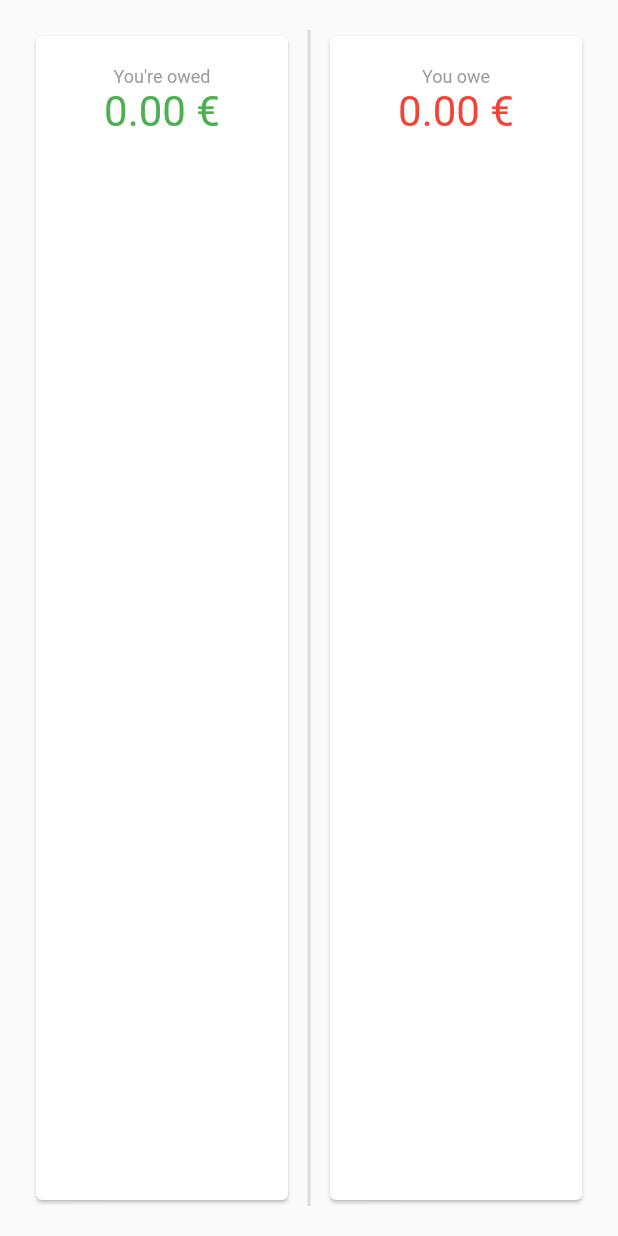
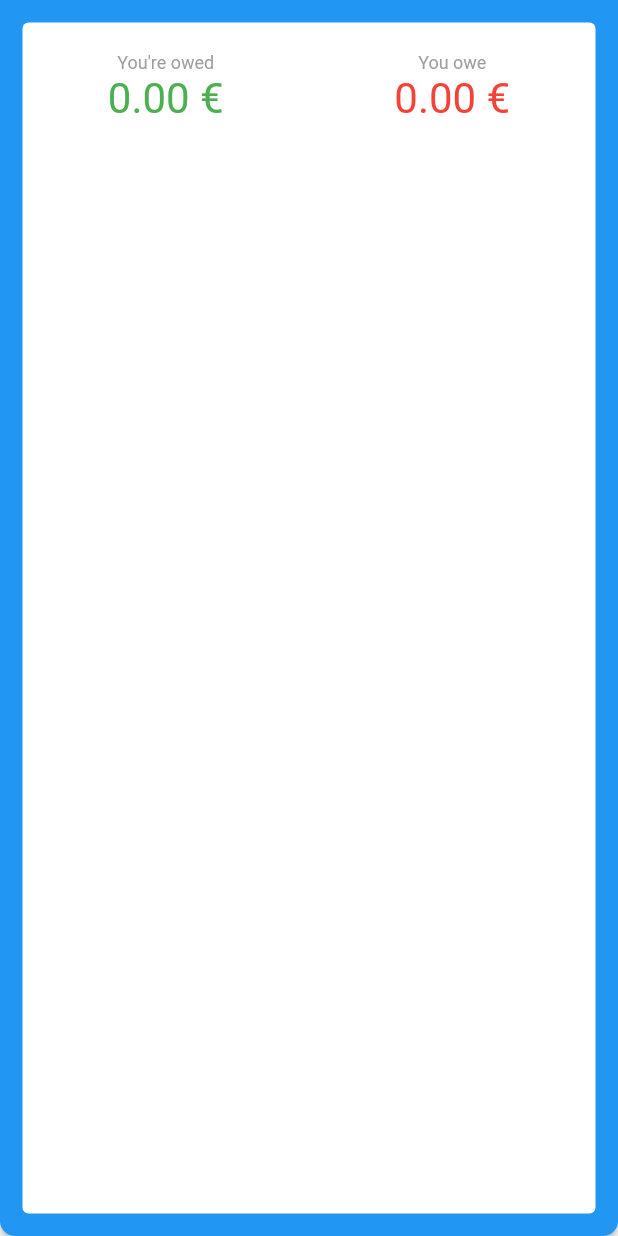
Before and after one commit to jakobkordez/wmm-reborn-flutter, a Flutter app: the CurrentStats widget shown alone on an empty page, opened directly with empty values, on a phone screen of 412 x 824 dp. Run offline on Flutter 3.47's test engine with Material 2 defaults, Android fonts, the phone set to English and light mode, and no system bars; our stand-ins replace equatable, flutter_secure_storage; missing offline and left inert: cubit, flutter_cubit; accounts and stored records are empty.

```diff
--- /dev/null
+++ b/lib/pages/create_loan/cubit/create_loan_state.dart
@@ -0,0 +1,6 @@
+part of 'create_loan_cubit.dart';
+
+@immutable
+abstract class CreateLoanState {}
+
+class CreateLoanInitial extends CreateLoanState {}
--- a/lib/pages/home/current_stats.dart
+++ b/lib/pages/home/current_stats.dart
@@ -10,19 +10,26 @@ class CurrentStats extends StatelessWidget {
 
   @override
   Widget build(BuildContext context) {
-    return Container(
-      child: Padding(
-        padding: EdgeInsets.all(20),
+    return Card(
+      margin: EdgeInsets.all(0),
+      shape: RoundedRectangleBorder(
+        borderRadius: BorderRadius.only(
+          bottomLeft: Radius.circular(10),
+          bottomRight: Radius.circular(10),
+        ),
+      ),
+      elevation: 2,
+      color: Theme.of(context).primaryColor,
+      child: Card(
+        elevation: 0,
+        margin: EdgeInsets.all(15),
         child: Row(
+          mainAxisAlignment: MainAxisAlignment.spaceAround,
           children: <Widget>[
             _Stats(
               title: 'You\'re owed',
               amount: user.currentLent,
               color: Colors.green,
-            ),
-            VerticalDivider(
-              width: 20,
-              thickness: 2,
             ),
             _Stats(
               title: 'You owe',
@@ -45,11 +52,9 @@ class _Stats extends StatelessWidget {
 
   @override
   Widget build(BuildContext context) {
-    return Expanded(
-      child: Card(
-        child: Container(
+    return Container(
+      padding: EdgeInsets.all(20),
       alignment: Alignment.center,
-          padding: EdgeInsets.all(20),
       child: Column(
         children: <Widget>[
           Text(
@@ -68,8 +73,6 @@ class _Stats extends StatelessWidget {
           )
         ],
       ),
-        ),
-      ),
     );
   }
 }
--- a/lib/pages/login/login_page.dart
+++ b/lib/pages/login/login_page.dart
@@ -16,7 +16,7 @@ class LoginPage extends StatelessWidget {
         title: const Text("Login"),
       ),
       body: Center(
-        child: CubitProvider(
+        child: CubitProvider<LoginCubit>(
           create: (context) => LoginCubit(
             authCubit: context.cubit<AuthCubit>(),
             userRepository: context.read<UserRepository>(),
```
Also changed, not shown: lib/pages/create_loan/create_loan_page.dart (added, +51 -0 lines), lib/pages/create_loan/cubit/create_loan_cubit.dart (added, +8 -0 lines), lib/pages/create_loan/total_amount.dart (added, +80 -0 lines), lib/pages/home/home_page.dart (+6 -2 lines), lib/pages/login/login_form.dart (+9 -3 lines). Lines whose indentation alone changed are shown as unchanged.
